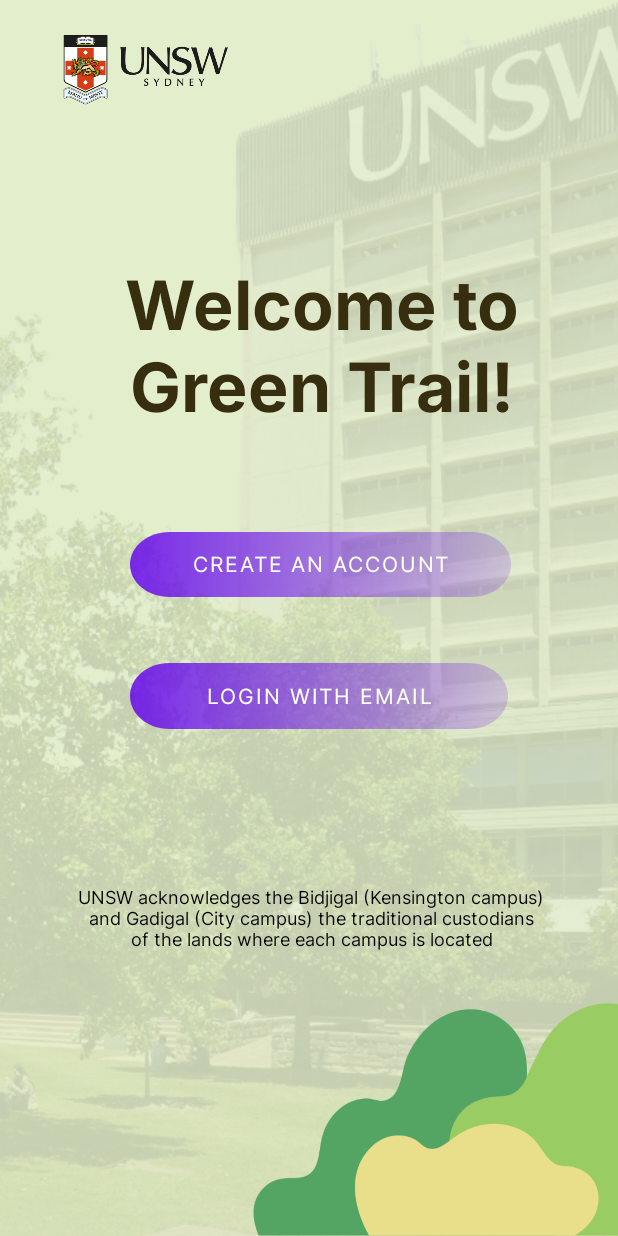
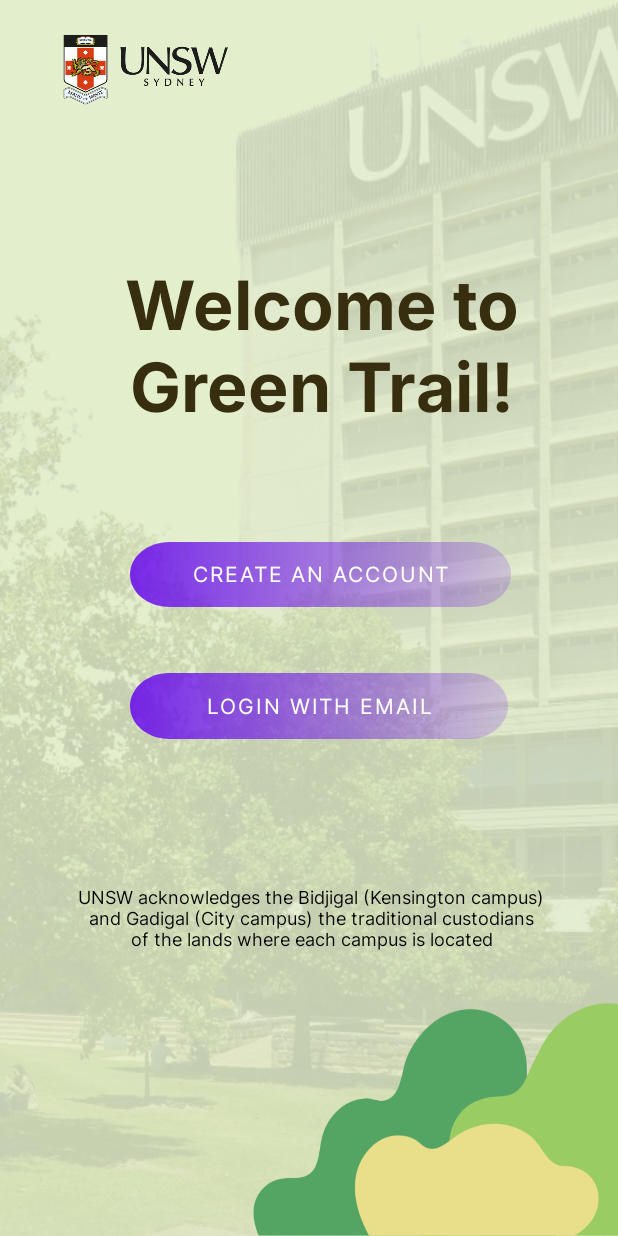
Before and after one commit to austinlau1/INFS3605GroupProjectNew, an Android app: the screen it shows after launch (WelcomeActivity), on a phone screen of 412 x 824 dp. Run offline under Robolectric (Android 15) with nearby library versions, the phone set to English and light mode, and no system bars.

Commit message:
UI Design for Welcoming Page - Greet user and Prompt user to login or create an account
Font used for headings: Inter Bold
Font used for acknowledgemet text: Inter
Font used for both buttons: Inter

Colour used for heading:#372D0F
App Background color: E3EECD

Background was designed by Canva

Issue: Needs to figure out how to change button colour

```diff
--- a/app/src/main/res/layout/welcome_page.xml
+++ b/app/src/main/res/layout/welcome_page.xml
@@ -48,7 +48,7 @@
         app:layout_constraintHorizontal_bias="0.547"
         app:layout_constraintStart_toStartOf="parent"
         app:layout_constraintTop_toTopOf="@+id/welcome_text"
-        app:layout_constraintVertical_bias="0.325"
+        app:layout_constraintVertical_bias="0.336"
         app:rippleColor="@color/green6" />
 
     <TextView
```
